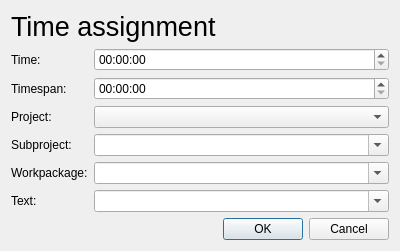
0xFEEDC0DE64/DbZeiterfassung-advancedviewplugin, file dialogs/timeassignmentdialog.ui: the form before one commit.
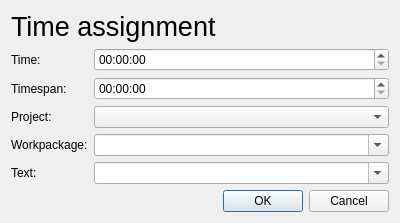
The form after the commit.

Commit message: Removed subproject fields

What changed in the file:
```diff
--- a/dialogs/timeassignmentdialog.ui
+++ b/dialogs/timeassignmentdialog.ui
@@ -65,20 +65,13 @@
       </widget>
      </item>
      <item row="3" column="0">
-      <widget class="QLabel" name="labelSubproject">
-       <property name="text">
-        <string>Subproject:</string>
-       </property>
-      </widget>
-     </item>
-     <item row="4" column="0">
       <widget class="QLabel" name="labelWorkpackage">
        <property name="text">
         <string>Workpackage:</string>
        </property>
       </widget>
      </item>
-     <item row="5" column="0">
+     <item row="4" column="0">
       <widget class="QLabel" name="labelText">
        <property name="text">
         <string>Text:</string>
@@ -103,16 +96,6 @@
       <widget class="QComboBox" name="comboBoxProject"/>
      </item>
      <item row="3" column="1">
-      <widget class="QComboBox" name="comboBoxSubproject">
-       <property name="editable">
-        <bool>true</bool>
-       </property>
-       <property name="insertPolicy">
-        <enum>QComboBox::NoInsert</enum>
-       </property>
-      </widget>
-     </item>
-     <item row="4" column="1">
       <widget class="QComboBox" name="comboBoxWorkpackage">
        <property name="editable">
         <bool>true</bool>
@@ -122,7 +105,7 @@
        </property>
       </widget>
      </item>
-     <item row="5" column="1">
+     <item row="4" column="1">
       <widget class="QComboBox" name="comboBoxText">
        <property name="editable">
         <bool>true</bool>
```
The commit also changes 7 other files.
